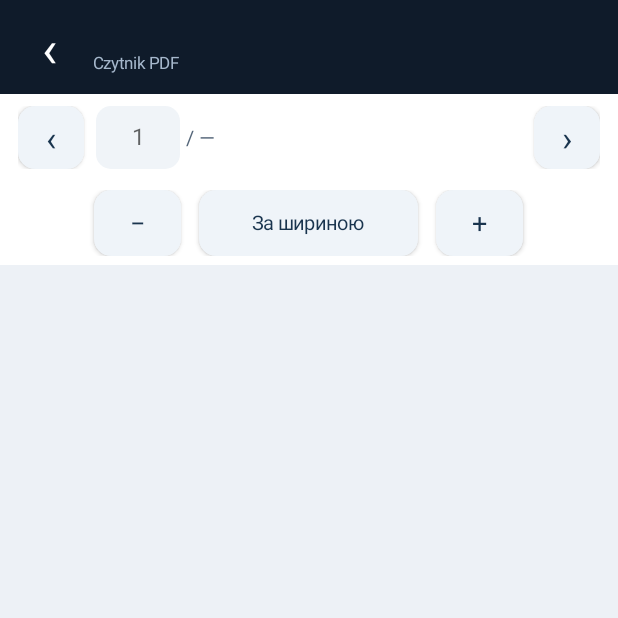
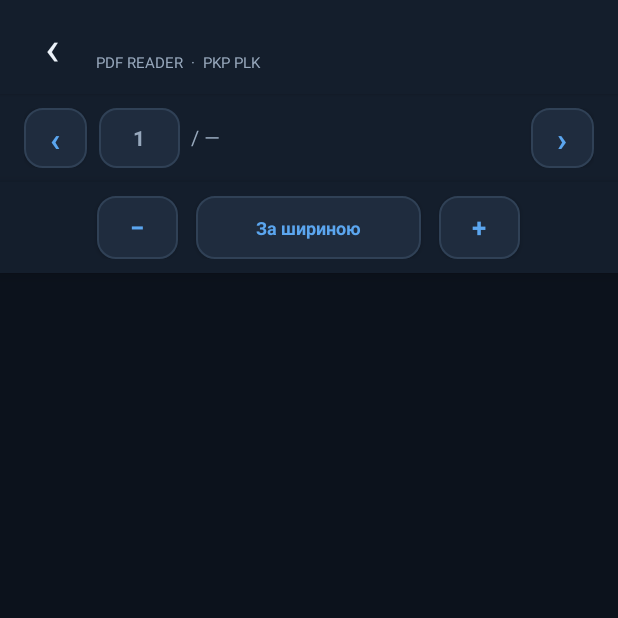
Before and after one commit to stefanchik1/PKP-PLK-Instructions, an Android app: the PdfViewerActivity screen opened directly, with no data from a screen before it, on a phone screen of 412 x 824 dp, the top half of it. Run offline under Robolectric (Android 15) with nearby library versions, the phone set to English and light mode, and no system bars; libraries missing offline, so code that uses them is left out: com.github.barteksc.pdfviewer; pictures from the network do not load; 3 statements that could not run were skipped.

Commit message:
Redesign native PDF reader with adaptive light and dark themes

```diff
--- a/app/src/main/java/pl/pkplk/instructions/PdfViewerActivity.java
+++ b/app/src/main/java/pl/pkplk/instructions/PdfViewerActivity.java
@@ -25,39 +25,38 @@ public class PdfViewerActivity extends Activity {
     private ProgressBar loading;
     private int totalPages = 0;
     private boolean documentReady = false;
-    private boolean changingPageField = false;
     private LinearLayout header, pageBar, tools;
     private boolean landscape = false;
     private boolean controlsVisible = true;
+    private boolean dark = true;
+    private int bg, surface, surfaceAlt, text, muted, line, accent, pageCanvas;
     private final Handler uiHandler = new Handler(Looper.getMainLooper());
     private final Runnable hideControls = () -> setReaderControlsVisible(false);
 
     @Override protected void onCreate(Bundle savedInstanceState) {
         super.onCreate(savedInstanceState);
+        dark = "dark".equals(getPreferences(MODE_PRIVATE).getString("reader_theme", "dark"));
         landscape = getResources().getConfiguration().orientation == Configuration.ORIENTATION_LANDSCAPE;
-        getWindow().setStatusBarColor(Color.rgb(15, 27, 42));
-        getWindow().setNavigationBarColor(Color.rgb(15, 27, 42));
+        applyPalette();
 
         LinearLayout root = new LinearLayout(this);
         root.setOrientation(LinearLayout.VERTICAL);
-        root.setBackgroundColor(Color.rgb(237, 241, 246));
-        // Keep portrait controls and PDF content clear of Android status/navigation bars.
+        root.setBackgroundColor(bg);
         root.setOnApplyWindowInsetsListener((view, insets) -> {
-            int topInset = insets.getSystemWindowInsetTop();
-            int bottomInset = insets.getSystemWindowInsetBottom();
-            view.setPadding(0, topInset, 0, bottomInset);
+            view.setPadding(0, insets.getSystemWindowInsetTop(), 0, insets.getSystemWindowInsetBottom());
             return insets;
         });
 
         header = new LinearLayout(this);
         header.setGravity(Gravity.CENTER_VERTICAL);
-        header.setPadding(dp(12), dp(7), dp(16), dp(7));
-        header.setBackgroundColor(Color.rgb(15, 27, 42));
+        header.setPadding(dp(14), dp(7), dp(16), dp(7));
+        header.setBackgroundColor(surface);
+        header.setElevation(dp(2));
 
         TextView back = new TextView(this);
         back.setText("‹");
-        back.setTextSize(34);
-        back.setTextColor(Color.WHITE);
+        back.setTextSize(32);
+        back.setTextColor(text);
         back.setGravity(Gravity.CENTER);
         header.addView(back, new LinearLayout.LayoutParams(dp(42), dp(48)));
         back.setOnClickListener(v -> finish());
@@ -66,36 +65,40 @@ public class PdfViewerActivity extends Activity {
         titleBox.setOrientation(LinearLayout.VERTICAL);
         titleBox.setPadding(dp(8), 0, 0, 0);
         TextView title = new TextView(this);
-        title.setTextColor(Color.WHITE);
+        title.setTextColor(text);
         title.setTextSize(15);
+        title.setTypeface(null, android.graphics.Typeface.BOLD);
         title.setMaxLines(1);
         TextView subtitle = new TextView(this);
-        subtitle.setText("Czytnik PDF");
-        subtitle.setTextColor(Color.rgb(166, 184, 204));
-        subtitle.setTextSize(11);
+        subtitle.setText("PDF READER  ·  PKP PLK");
+        subtitle.setTextColor(muted);
+        subtitle.setTextSize(10);
         titleBox.addView(title);
         titleBox.addView(subtitle);
         header.addView(titleBox, new LinearLayout.LayoutParams(0, -2, 1));
-        root.addView(header);
+        root.addView(header, new LinearLayout.LayoutParams(-1, -2));
 
         pageBar = new LinearLayout(this);
         pageBar.setGravity(Gravity.CENTER_VERTICAL);
-        pageBar.setPadding(dp(12), dp(8), dp(12), dp(8));
-        pageBar.setBackgroundColor(Color.WHITE);
+        pageBar.setPadding(dp(16), dp(9), dp(16), dp(9));
+        pageBar.setBackgroundColor(surface);
+        pageBar.setElevation(dp(1));
 
         previous = button("‹", true);
         previous.setOnClickListener(v -> jumpToCurrent(-1));
-        pageBar.addView(previous, new LinearLayout.LayoutParams(dp(44), dp(42)));
+        pageBar.addView(previous, new LinearLayout.LayoutParams(dp(42), dp(40)));
 
         pageInput = new EditText(this);
         pageInput.setSingleLine(true);
         pageInput.setInputType(android.text.InputType.TYPE_CLASS_NUMBER);
         pageInput.setImeOptions(EditorInfo.IME_ACTION_GO);
-        pageInput.setTextColor(Color.rgb(27, 47, 68));
-        pageInput.setTextSize(15);
+        pageInput.setTextColor(text);
+        pageInput.setTextSize(14);
+        pageInput.setTypeface(null, android.graphics.Typeface.BOLD);
         pageInput.setGravity(Gravity.CENTER);
         pageInput.setSelectAllOnFocus(true);
-        pageInput.setBackground(round(Color.rgb(240, 244, 248), dp(10)));
+        pageInput.setBackground(round(surfaceAlt, dp(11), line));
+        pageInput.setHintTextColor(muted);
         pageInput.setHint("1");
         pageInput.setOnEditorActionListener((v, actionId, event) -> {
             if (actionId == EditorInfo.IME_ACTION_GO || actionId == EditorInfo.IME_ACTION_DONE ||
@@ -105,50 +108,57 @@ public class PdfViewerActivity extends Activity {
             }
             return false;
         });
-        LinearLayout.LayoutParams inputParams = new LinearLayout.LayoutParams(dp(56), dp(42));
-        inputParams.setMargins(dp(8), 0, dp(4), 0);
+        LinearLayout.LayoutParams inputParams = new LinearLayout.LayoutParams(dp(54), dp(40));
+        inputParams.setMargins(dp(8), 0, dp(7), 0);
         pageBar.addView(pageInput, inputParams);
 
         pageCountLabel = new TextView(this);
         pageCountLabel.setText("/ —");
-        pageCountLabel.setTextColor(Color.rgb(86, 103, 122));
+        pageCountLabel.setTextColor(muted);
         pageCountLabel.setTextSize(13);
         pageBar.addView(pageCountLabel, new LinearLayout.LayoutParams(0, -2, 1));
 
         next = button("›", true);
         next.setOnClickListener(v -> jumpToCurrent(1));
-        pageBar.addView(next, new LinearLayout.LayoutParams(dp(44), dp(42)));
-        root.addView(pageBar);
+        pageBar.addView(next, new LinearLayout.LayoutParams(dp(42), dp(40)));
+        root.addView(pageBar, new LinearLayout.LayoutParams(-1, -2));
 
         loading = new ProgressBar(this, null, android.R.attr.progressBarStyleHorizontal);
         loading.setIndeterminate(true);
+        loading.setProgressTintList(android.content.res.ColorStateList.valueOf(accent));
         root.addView(loading, new LinearLayout.LayoutParams(-1, dp(3)));
 
         pdfView = new PDFView(this, null);
-        pdfView.setBackgroundColor(Color.rgb(226, 232, 239));
+        pdfView.setBackgroundColor(pageCanvas);
         root.addView(pdfView, new LinearLayout.LayoutParams(-1, 0, 1));
 
         tools = new LinearLayout(this);
         tools.setGravity(Gravity.CENTER);
-        tools.setPadding(dp(10), dp(6), dp(10), dp(6));
-        tools.setBackgroundColor(Color.WHITE);
+        tools.setPadding(dp(12), dp(9), dp(12), dp(9));
+        tools.setBackgroundColor(surface);
+        tools.setElevation(dp(5));
 
         Button zoomOut = button("−", false);
         zoomOut.setOnClickListener(v -> zoomBy(0.8f));
         Button fit = button("За шириною", false);
-        fit.setTextSize(13);
+        fit.setTextSize(12);
+        fit.setTextColor(accent);
         fit.setOnClickListener(v -> {
-            if (documentReady) pdfView.resetZoomWithAnimation();
+            if (documentReady) {
+                pdfView.resetZoomWithAnimation();
+                pdfView.fitToWidth();
+            }
         });
         Button zoomIn = button("+", false);
         zoomIn.setOnClickListener(v -> zoomBy(1.25f));
 
-        tools.addView(zoomOut, new LinearLayout.LayoutParams(dp(58), dp(44)));
-        LinearLayout.LayoutParams fitParams = new LinearLayout.LayoutParams(dp(146), dp(44));
+        tools.addView(zoomOut, new LinearLayout.LayoutParams(dp(54), dp(42)));
+        LinearLayout.LayoutParams fitParams = new LinearLayout.LayoutParams(dp(150), dp(42));
         fitParams.setMargins(dp(12), 0, dp(12), 0);
         tools.addView(fit, fitParams);
-        tools.addView(zoomIn, new LinearLayout.LayoutParams(dp(58), dp(44)));
-        root.addView(tools);
+        tools.addView(zoomIn, new LinearLayout.LayoutParams(dp(54), dp(42)));
+        root.addView(tools, new LinearLayout.LayoutParams(-1, -2));
+
         setContentView(root);
         if (landscape) {
             setReaderControlsVisible(false);
@@ -175,7 +185,7 @@ public class PdfViewerActivity extends Activity {
             .pageFitPolicy(landscape ? FitPolicy.HEIGHT : FitPolicy.WIDTH)
             .fitEachPage(true)
             .autoSpacing(true)
-            .spacing(dp(8))
+            .spacing(dp(10))
             .enableAntialiasing(true)
             .scrollHandle(new DefaultScrollHandle(this))
             .onLoad(pages -> {
@@ -201,6 +211,34 @@ public class PdfViewerActivity extends Activity {
             .load();
     }
 
+    private void applyPalette() {
+        bg = Color.rgb(12, 18, 28);
+        surface = Color.rgb(20, 30, 44);
+        surfaceAlt = Color.rgb(31, 44, 62);
+        text = Color.rgb(237, 243, 250);
+        muted = Color.rgb(151, 168, 188);
+        line = Color.rgb(48, 65, 86);
+        accent = Color.rgb(91, 166, 239);
+        pageCanvas = Color.rgb(31, 39, 50);
+        if (!dark) {
+            bg = Color.rgb(242, 245, 249);
+            surface = Color.WHITE;
+            surfaceAlt = Color.rgb(241, 245, 249);
+            text = Color.rgb(25, 39, 55);
+            muted = Color.rgb(103, 119, 138);
+            line = Color.rgb(222, 229, 237);
+            accent = Color.rgb(36, 121, 202);
+            pageCanvas = Color.rgb(226, 232, 239);
+        }
+        getWindow().setStatusBarColor(surface);
+        getWindow().setNavigationBarColor(surface);
+        if (android.os.Build.VERSION.SDK_INT >= 23) {
+            int flags = dark ? 0 : View.SYSTEM_UI_FLAG_LIGHT_STATUS_BAR;
+            if (!dark && android.os.Build.VERSION.SDK_INT >= 26) flags |= View.SYSTEM_UI_FLAG_LIGHT_NAVIGATION_BAR;
+            getWindow().getDecorView().setSystemUiVisibility(flags);
+        }
+    }
+
     private void toggleReaderControls() {
         if (!landscape) return;
         setReaderControlsVisible(!controlsVisible);
@@ -220,15 +258,12 @@ public class PdfViewerActivity extends Activity {
         loading.setVisibility(documentReady ? View.GONE : View.VISIBLE);
         if (landscape) {
             if (visible) {
-                getWindow().getDecorView().setSystemUiVisibility(View.SYSTEM_UI_FLAG_LAYOUT_STABLE);
+                getWindow().getDecorView().setSystemUiVisibility(dark ? View.SYSTEM_UI_FLAG_LAYOUT_STABLE : View.SYSTEM_UI_FLAG_LAYOUT_STABLE | View.SYSTEM_UI_FLAG_LIGHT_STATUS_BAR);
             } else {
                 getWindow().getDecorView().setSystemUiVisibility(
-                    View.SYSTEM_UI_FLAG_IMMERSIVE_STICKY |
-                    View.SYSTEM_UI_FLAG_FULLSCREEN |
-                    View.SYSTEM_UI_FLAG_HIDE_NAVIGATION |
-                    View.SYSTEM_UI_FLAG_LAYOUT_STABLE |
-                    View.SYSTEM_UI_FLAG_LAYOUT_FULLSCREEN |
-                    View.SYSTEM_UI_FLAG_LAYOUT_HIDE_NAVIGATION
+                    View.SYSTEM_UI_FLAG_IMMERSIVE_STICKY | View.SYSTEM_UI_FLAG_FULLSCREEN |
+                    View.SYSTEM_UI_FLAG_HIDE_NAVIGATION | View.SYSTEM_UI_FLAG_LAYOUT_STABLE |
+                    View.SYSTEM_UI_FLAG_LAYOUT_FULLSCREEN | View.SYSTEM_UI_FLAG_LAYOUT_HIDE_NAVIGATION
                 );
             }
         }
@@ -241,12 +276,12 @@ public class PdfViewerActivity extends Activity {
 
     private void updatePageControls(int page) {
         runOnUiThread(() -> {
-            changingPageField = true;
             pageInput.setText(String.valueOf(page + 1));
-            changingPageField = false;
             pageCountLabel.setText("/ " + totalPages);
             previous.setEnabled(page > 0);
             next.setEnabled(totalPages > 0 && page < totalPages - 1);
+            previous.setAlpha(page > 0 ? 1f : .38f);
+            next.setAlpha(totalPages > 0 && page < totalPages - 1 ? 1f : .38f);
         });
     }
 
@@ -276,21 +311,25 @@ public class PdfViewerActivity extends Activity {
         pdfView.zoomWithAnimation(target);
     }
 
-    private Button button(String text, boolean compact) {
+    private Button button(String label, boolean compact) {
         Button b = new Button(this);
-        b.setText(text);
-        b.setTextSize(compact ? 23 : 18);
-        b.setTextColor(Color.rgb(25, 52, 78));
+        b.setText(label);
+        b.setTextSize(compact ? 22 : 17);
+        b.setTypeface(null, android.graphics.Typeface.BOLD);
+        b.setTextColor(accent);
         b.setAllCaps(false);
+        b.setMinHeight(0);
+        b.setMinimumHeight(0);
         b.setPadding(0, 0, 0, 0);
-        b.setBackground(round(Color.rgb(239, 244, 249), dp(11)));
+        b.setBackground(round(surfaceAlt, dp(12), line));
         return b;
     }
 
-    private GradientDrawable round(int color, int radius) {
+    private GradientDrawable round(int color, int radius, int stroke) {
         GradientDrawable d = new GradientDrawable();
         d.setColor(color);
         d.setCornerRadius(radius);
+        d.setStroke(dp(1), stroke);
         return d;
     }
 
```
